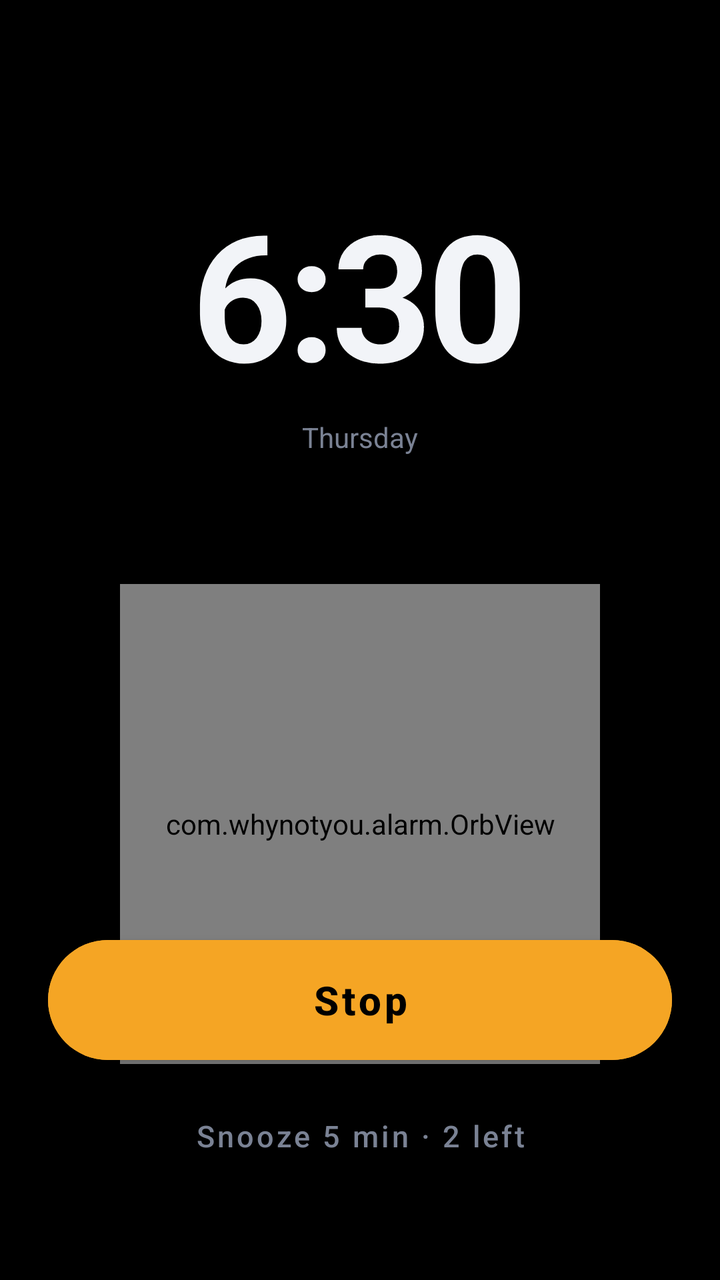
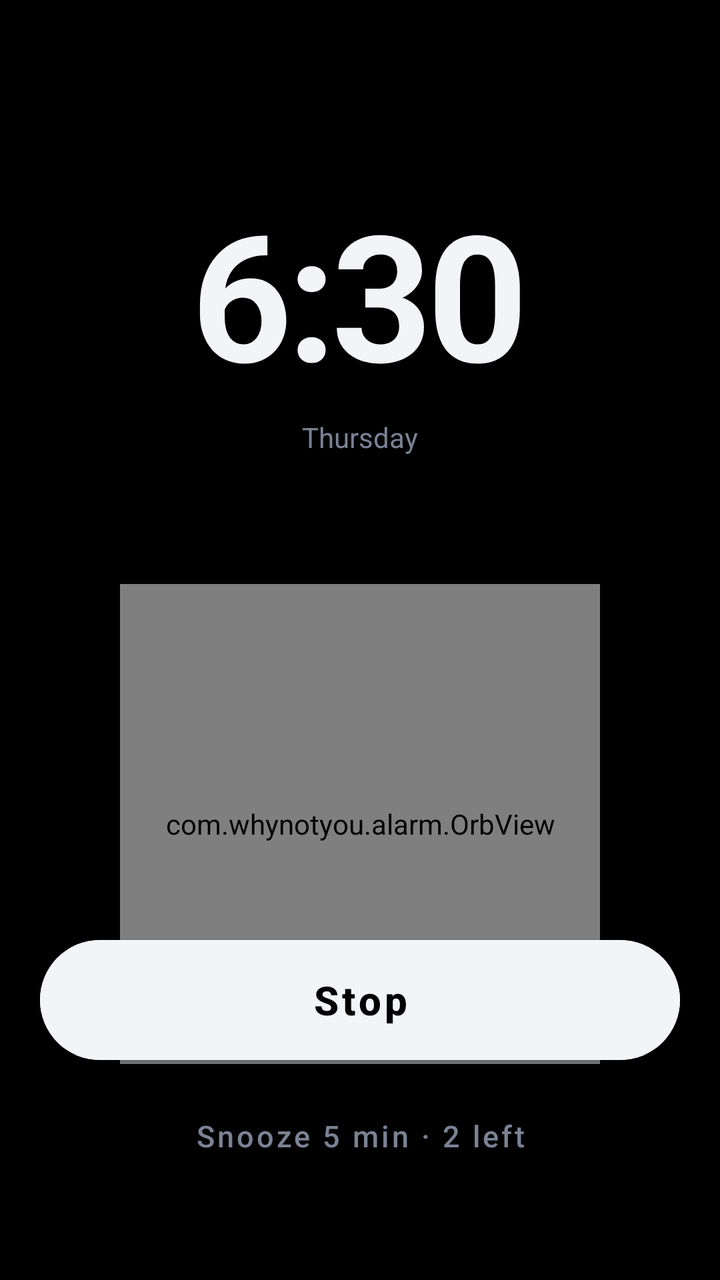

The first picture is an Android layout as it rendered before a commit; the second is the same layout after the commit. The layout source and the unified diff follow.
<!-- AndroidManifest.xml: activity theme Theme.WhyNotYou.Fullscreen -->
<!-- res/layout/activity_alarm.xml -->
<?xml version="1.0" encoding="utf-8"?>
<FrameLayout xmlns:android="http://schemas.android.com/apk/res/android"
    android:layout_width="match_parent"
    android:layout_height="match_parent"
    android:background="#000000">

    <LinearLayout
        android:layout_width="match_parent"
        android:layout_height="match_parent"
        android:gravity="center_horizontal"
        android:orientation="vertical"
        android:paddingStart="28dp"
        android:paddingTop="88dp"
        android:paddingEnd="28dp">

        <TextView
            android:id="@+id/txt_clock"
            android:layout_width="wrap_content"
            android:layout_height="wrap_content"
            android:text="6:30"
            android:textColor="#F2F4F8"
            android:textSize="88sp"
            android:textStyle="bold"
            android:letterSpacing="-0.03" />

        <TextView
            android:id="@+id/txt_sub"
            android:layout_width="wrap_content"
            android:layout_height="wrap_content"
            android:layout_marginTop="4dp"
            android:text="Thursday"
            android:textColor="#7A8294"
            android:textSize="14sp" />

        <com.whynotyou.alarm.OrbView
            android:id="@+id/orb"
            android:layout_width="240dp"
            android:layout_height="240dp"
            android:layout_marginTop="64dp" />

        <TextView
            android:id="@+id/txt_brief"
            android:layout_width="match_parent"
            android:layout_height="wrap_content"
            android:layout_marginTop="32dp"
            android:lineSpacingExtra="8dp"
            android:text=""
            android:textColor="#F2F4F8"
            android:textSize="22sp"
            android:textStyle="bold"
            android:visibility="gone" />
    </LinearLayout>

    <LinearLayout
        android:layout_width="match_parent"
        android:layout_height="wrap_content"
        android:layout_gravity="bottom"
        android:gravity="center_horizontal"
        android:orientation="vertical"
        android:paddingStart="24dp"
        android:paddingEnd="24dp"
        android:paddingBottom="48dp">

        <TextView
            android:id="@+id/txt_phone_down"
            android:layout_width="wrap_content"
            android:layout_height="wrap_content"
            android:layout_marginBottom="16dp"
            android:text="Phone down."
            android:textColor="#F2F4F8"
            android:textSize="32sp"
            android:textStyle="bold"
            android:visibility="gone" />

        <Button
            android:id="@+id/btn_main"
            android:layout_width="match_parent"
            android:layout_height="72dp"
            android:backgroundTint="#F5A524"
            android:text="Stop"
            android:textAllCaps="false"
            android:textColor="#000000"
            android:textSize="20sp"
            android:textStyle="bold"
            app:cornerRadius="36dp"
            xmlns:app="http://schemas.android.com/apk/res-auto" />

        <Button
            android:id="@+id/btn_snooze"
            android:layout_width="wrap_content"
            android:layout_height="48dp"
            android:layout_marginTop="8dp"
            android:background="@android:color/transparent"
            android:text="Snooze 5 min · 2 left"
            android:textAllCaps="false"
            android:textColor="#7A8294"
            android:textSize="15sp" />
    </LinearLayout>
</FrameLayout>
<!-- resources referenced by this layout -->
<resources>
  <style name="Theme.WhyNotYou.Fullscreen" parent="Theme.WhyNotYou">
          <item name="android:windowFullscreen">true</item>
          <item name="android:windowLayoutInDisplayCutoutMode">shortEdges</item>
      </style>
  <style name="Theme.WhyNotYou" parent="Theme.MaterialComponents.NoActionBar">
          <item name="colorPrimary">#F5A524</item>
          <item name="colorOnPrimary">#000000</item>
          <item name="colorSecondary">#F5A524</item>
          <item name="colorAccent">#F5A524</item>
          <item name="android:statusBarColor">#000000</item>
          <item name="android:navigationBarColor">#000000</item>
          <item name="android:windowBackground">#000000</item>
          <item name="android:textColorPrimary">#F2F4F8</item>
          <item name="android:colorControlActivated">#F5A524</item>
          <item name="android:timePickerStyle">@style/TimePickerDark</item>
          <item name="android:alertDialogTheme">@style/DialogDark</item>
          <item name="materialAlertDialogTheme">@style/DialogDark</item>
      </style>
  <style name="TimePickerDark" parent="android:Widget.Material.TimePicker">
          <item name="android:headerBackground">#0B0D12</item>
          <item name="android:numbersBackgroundColor">#15181F</item>
          <item name="android:numbersSelectorColor">#F5A524</item>
          <item name="android:numbersTextColor">#F2F4F8</item>
      </style>
  <style name="DialogDark" parent="Theme.MaterialComponents.Dialog">
          <item name="colorPrimary">#F5A524</item>
          <item name="colorAccent">#F5A524</item>
          <item name="android:background">#0B0D12</item>
          <item name="android:textColorPrimary">#F2F4F8</item>
          <item name="android:textColorSecondary">#7A8294</item>
      </style>
</resources>

<!-- the commit's change to res/layout/activity_alarm.xml (unified diff, before → after) -->
@@ -9,9 +9,9 @@
         android:layout_height="match_parent"
         android:gravity="center_horizontal"
         android:orientation="vertical"
-        android:paddingStart="28dp"
+        android:paddingStart="20dp"
         android:paddingTop="88dp"
-        android:paddingEnd="28dp">
+        android:paddingEnd="20dp">
 
         <TextView
             android:id="@+id/txt_clock"
@@ -57,8 +57,8 @@
         android:layout_gravity="bottom"
         android:gravity="center_horizontal"
         android:orientation="vertical"
-        android:paddingStart="24dp"
-        android:paddingEnd="24dp"
+        android:paddingStart="20dp"
+        android:paddingEnd="20dp"
         android:paddingBottom="48dp">
 
         <TextView
@@ -76,7 +76,7 @@
             android:id="@+id/btn_main"
             android:layout_width="match_parent"
             android:layout_height="72dp"
-            android:backgroundTint="#F5A524"
+            android:backgroundTint="#F2F4F8"
             android:text="Stop"
             android:textAllCaps="false"
             android:textColor="#000000"
<!-- resource entries referenced after the edit -->
@@ -5,15 +5,15 @@
           <item name="android:windowLayoutInDisplayCutoutMode">shortEdges</item>
       </style>
   <style name="Theme.WhyNotYou" parent="Theme.MaterialComponents.NoActionBar">
-          <item name="colorPrimary">#F5A524</item>
+          <item name="colorPrimary">#F2F4F8</item>
           <item name="colorOnPrimary">#000000</item>
-          <item name="colorSecondary">#F5A524</item>
-          <item name="colorAccent">#F5A524</item>
+          <item name="colorSecondary">#F2F4F8</item>
+          <item name="colorAccent">#F2F4F8</item>
           <item name="android:statusBarColor">#000000</item>
           <item name="android:navigationBarColor">#000000</item>
           <item name="android:windowBackground">#000000</item>
           <item name="android:textColorPrimary">#F2F4F8</item>
-          <item name="android:colorControlActivated">#F5A524</item>
+          <item name="android:colorControlActivated">#F2F4F8</item>
           <item name="android:timePickerStyle">@style/TimePickerDark</item>
           <item name="android:alertDialogTheme">@style/DialogDark</item>
           <item name="materialAlertDialogTheme">@style/DialogDark</item>
@@ -21,12 +21,12 @@
   <style name="TimePickerDark" parent="android:Widget.Material.TimePicker">
           <item name="android:headerBackground">#0B0D12</item>
           <item name="android:numbersBackgroundColor">#15181F</item>
-          <item name="android:numbersSelectorColor">#F5A524</item>
+          <item name="android:numbersSelectorColor">#F2F4F8</item>
           <item name="android:numbersTextColor">#F2F4F8</item>
       </style>
   <style name="DialogDark" parent="Theme.MaterialComponents.Dialog">
-          <item name="colorPrimary">#F5A524</item>
-          <item name="colorAccent">#F5A524</item>
+          <item name="colorPrimary">#F2F4F8</item>
+          <item name="colorAccent">#F2F4F8</item>
           <item name="android:background">#0B0D12</item>
           <item name="android:textColorPrimary">#F2F4F8</item>
           <item name="android:textColorSecondary">#7A8294</item>
